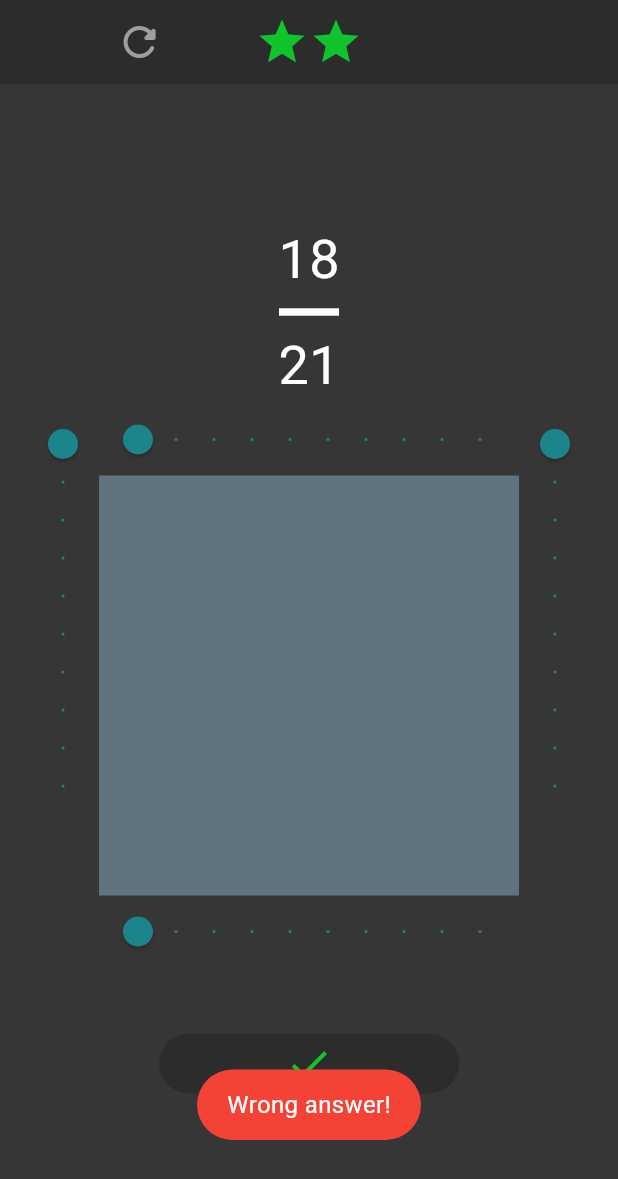
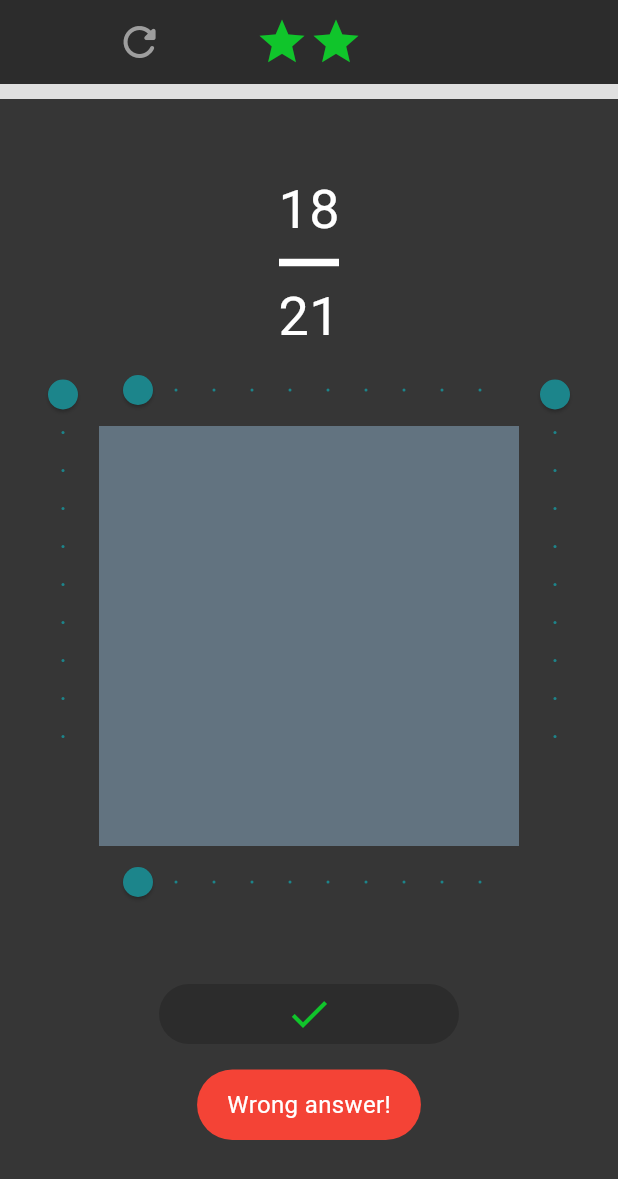
Before and after one commit to munovrizall/internship-test-studyo, a Flutter app: the screen it shows after launch, after a tap on the "check" icon, on a phone screen of 412 x 824 dp. Shown: the top 1179 px of the screen. Run offline on Flutter 3.47's test engine with Material 3 defaults, Android fonts, the phone set to English and light mode, and no system bars; our stand-ins replace fluttertoast.

Commit message:
feat: added progress bar

```diff
--- a/lib/main.dart
+++ b/lib/main.dart
@@ -24,6 +24,11 @@ class _MyAppState extends State<MyApp> {
   int _numerator = 1;
   int _denominator = 1;
 
+  int correctAnswer = 0; // Menyimpan jumlah jawaban benar
+  final int _targetCorrectAnswers =
+      5; // Target jawaban benar untuk progress penuh
+  double progress = 0.0;
+
   @override
   void initState() {
     super.initState();
@@ -32,6 +37,8 @@ class _MyAppState extends State<MyApp> {
 
   @override
   Widget build(BuildContext context) {
+    double screenWidth = MediaQuery.of(context).size.width;
+
     return MaterialApp(
       title: 'Flutter Demo',
       theme: ThemeData(
@@ -80,7 +87,21 @@ class _MyAppState extends State<MyApp> {
           ),
         ),
         backgroundColor: const Color(0xff363636),
-        body: Row(
+        body: Column(
+          children: [
+            SizedBox(
+              width: screenWidth,
+              child: LinearProgressIndicator(
+                value: progress, // Nilai progress bar
+                backgroundColor: Colors.grey[300],
+                color: Colors.green,
+                minHeight: 10,
+              ),
+            ),
+            const SizedBox(
+              height: 48,
+            ),
+            Row(
               mainAxisAlignment: MainAxisAlignment.center,
               crossAxisAlignment: CrossAxisAlignment.center,
               children: [
@@ -102,7 +123,8 @@ class _MyAppState extends State<MyApp> {
                       children: [
                         Text(
                           '$_numerator',
-                      style: const TextStyle(color: Colors.white, fontSize: 36),
+                          style: const TextStyle(
+                              color: Colors.white, fontSize: 36),
                         ),
                         const SizedBox(
                           height: 20,
@@ -114,7 +136,8 @@ class _MyAppState extends State<MyApp> {
                         ),
                         Text(
                           '$_denominator',
-                      style: const TextStyle(color: Colors.white, fontSize: 36),
+                          style: const TextStyle(
+                              color: Colors.white, fontSize: 36),
                         ),
                       ],
                     ),
@@ -166,6 +189,8 @@ class _MyAppState extends State<MyApp> {
                     sliderWidget(Orientation.vertical),
                     const SizedBox(
                       height: 60,
+                    ),
+                  ],
                 ),
               ],
             ),
@@ -277,6 +302,8 @@ class _MyAppState extends State<MyApp> {
           backgroundColor: Colors.green,
           textColor: Colors.white,
           fontSize: 16.0);
+      correctAnswer++;
+      _updateProgress();
       _generateNewQuestion();
       _selectedBoxes.clear();
     } else {
@@ -291,6 +318,12 @@ class _MyAppState extends State<MyApp> {
       _generateNewQuestion();
       _selectedBoxes.clear();
     }
+  }
+
+  void _updateProgress() {
+    setState(() {
+      progress = correctAnswer / _targetCorrectAnswers;
+    });
   }
 }
 
```
Lines whose indentation alone changed are shown as unchanged.
